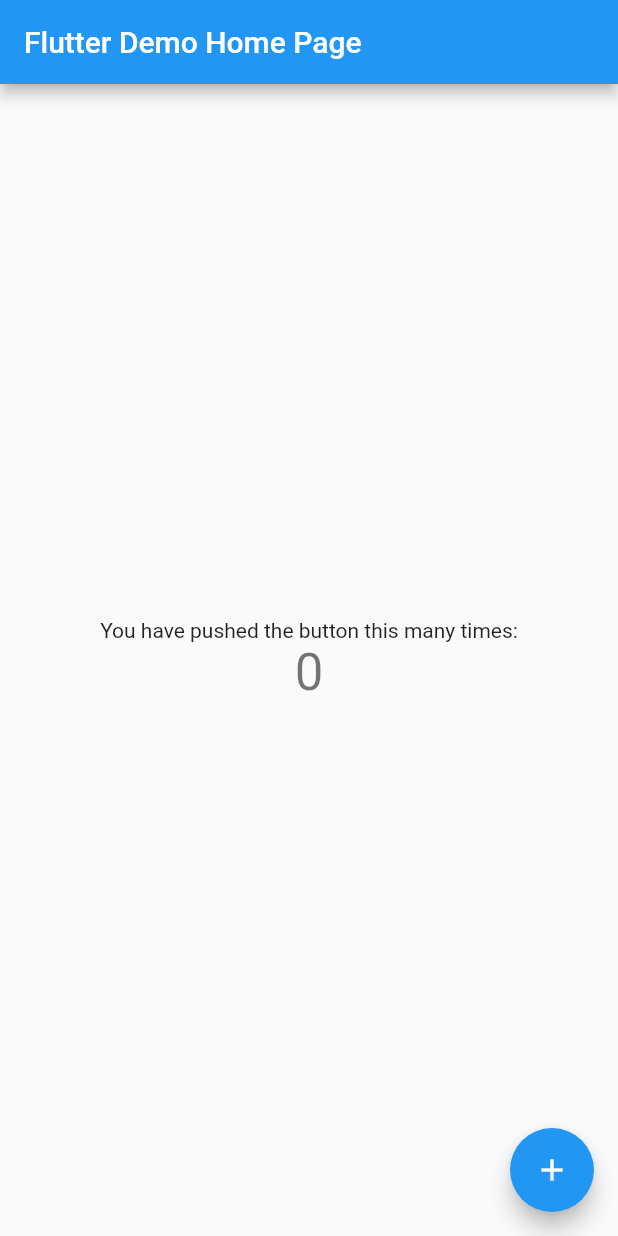
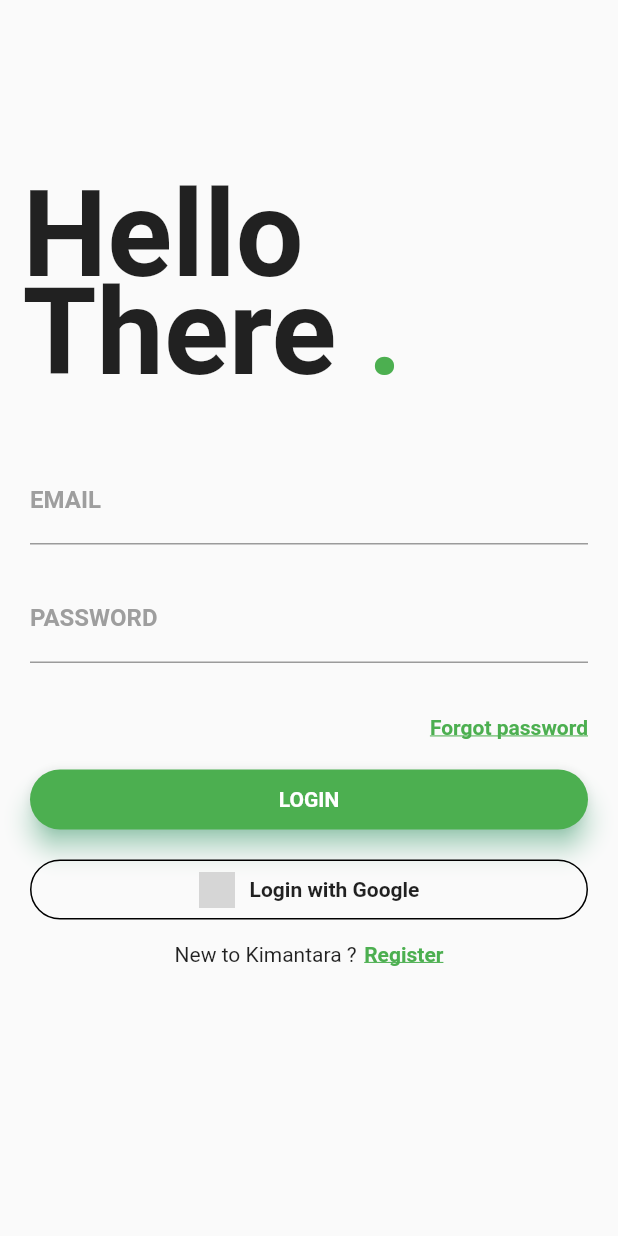
Before and after one commit to atyachari/kimantara, a Flutter app: the screen it shows after launch, on a phone screen of 412 x 824 dp. Run offline on Flutter 3.47's test engine with Material 2 defaults, Android fonts, the phone set to English and light mode, and no system bars; Roboto replaces fonts that are missing (Montserrat); grey boxes are pictures that could not be loaded.

Commit message:
added login screen

```diff
--- a/lib/main.dart
+++ b/lib/main.dart
@@ -1,111 +1,15 @@
 import 'package:flutter/material.dart';
+import 'package:kimantara/screens/login_screen.dart';
 
 void main() => runApp(MyApp());
 
 class MyApp extends StatelessWidget {
-  // This widget is the root of your application.
   @override
   Widget build(BuildContext context) {
     return MaterialApp(
-      title: 'Flutter Demo',
-      theme: ThemeData(
-        // This is the theme of your application.
-        //
-        // Try running your application with "flutter run". You'll see the
-        // application has a blue toolbar. Then, without quitting the app, try
-        // changing the primarySwatch below to Colors.green and then invoke
-        // "hot reload" (press "r" in the console where you ran "flutter run",
-        // or simply save your changes to "hot reload" in a Flutter IDE).
-        // Notice that the counter didn't reset back to zero; the application
-        // is not restarted.
-        primarySwatch: Colors.blue,
-      ),
-      home: MyHomePage(title: 'Flutter Demo Home Page'),
+      title: 'Kimantara',
+      home: MyLoginPage(),
+      debugShowCheckedModeBanner: false,
     );
   }
 }
-
-class MyHomePage extends StatefulWidget {
-  MyHomePage({Key key, this.title}) : super(key: key);
-
-  // This widget is the home page of your application. It is stateful, meaning
-  // that it has a State object (defined below) that contains fields that affect
-  // how it looks.
-
-  // This class is the configuration for the state. It holds the values (in this
-  // case the title) provided by the parent (in this case the App widget) and
-  // used by the build method of the State. Fields in a Widget subclass are
-  // always marked "final".
-
-  final String title;
-
-  @override
-  _MyHomePageState createState() => _MyHomePageState();
-}
-
-class _MyHomePageState extends State<MyHomePage> {
-  int _counter = 0;
-
-  void _incrementCounter() {
-    setState(() {
-      // This call to setState tells the Flutter framework that something has
-      // changed in this State, which causes it to rerun the build method below
-      // so that the display can reflect the updated values. If we changed
-      // _counter without calling setState(), then the build method would not be
-      // called again, and so nothing would appear to happen.
-      _counter++;
-    });
-  }
-
-  @override
-  Widget build(BuildContext context) {
-    // This method is rerun every time setState is called, for instance as done
-    // by the _incrementCounter method above.
-    //
-    // The Flutter framework has been optimized to make rerunning build methods
-    // fast, so that you can just rebuild anything that needs updating rather
-    // than having to individually change instances of widgets.
-    return Scaffold(
-      appBar: AppBar(
-        // Here we take the value from the MyHomePage object that was created by
-        // the App.build method, and use it to set our appbar title.
-        title: Text(widget.title),
-      ),
-      body: Center(
-        // Center is a layout widget. It takes a single child and positions it
-        // in the middle of the parent.
-        child: Column(
-          // Column is also a layout widget. It takes a list of children and
-          // arranges them vertically. By default, it sizes itself to fit its
-          // children horizontally, and tries to be as tall as its parent.
-          //
-          // Invoke "debug painting" (press "p" in the console, choose the
-          // "Toggle Debug Paint" action from the Flutter Inspector in Android
-          // Studio, or the "Toggle Debug Paint" command in Visual Studio Code)
-          // to see the wireframe for each widget.
-          //
-          // Column has various properties to control how it sizes itself and
-          // how it positions its children. Here we use mainAxisAlignment to
-          // center the children vertically; the main axis here is the vertical
-          // axis because Columns are vertical (the cross axis would be
-          // horizontal).
-          mainAxisAlignment: MainAxisAlignment.center,
-          children: <Widget>[
-            Text(
-              'You have pushed the button this many times:',
-            ),
-            Text(
-              '$_counter',
-              style: Theme.of(context).textTheme.display1,
-            ),
-          ],
-        ),
-      ),
-      floatingActionButton: FloatingActionButton(
-        onPressed: _incrementCounter,
-        tooltip: 'Increment',
-        child: Icon(Icons.add),
-      ), // This trailing comma makes auto-formatting nicer for build methods.
-    );
-  }
-}
--- /dev/null
+++ b/lib/screens/login_screen.dart
@@ -0,0 +1,167 @@
+import 'package:flutter/material.dart';
+
+class MyLoginPage extends StatefulWidget {
+  @override
+  _MyLoginPageState createState() => new _MyLoginPageState();
+
+}
+
+class _MyLoginPageState extends State<MyLoginPage> {
+  @override
+  Widget build(BuildContext context) {
+    return Scaffold(
+
+      body: SingleChildScrollView(
+          child: GestureDetector(
+            onTap: () {
+              FocusScope.of(context).requestFocus(new FocusNode());
+            },
+            child: Column(
+            crossAxisAlignment: CrossAxisAlignment.start,
+            children: <Widget>[
+              Container(
+                child: Stack(
+                  children: <Widget>[
+                    Container(
+                      padding: EdgeInsets.fromLTRB(15.0, 110.0, 0.0, 0.0),
+                      child: Text('Hello', style: TextStyle(fontSize: 80.0,fontWeight: FontWeight.bold),)
+                    ),
+                    Container(
+                      padding: EdgeInsets.fromLTRB(15.0, 175.0, 0.0, 0.0),
+                      child: Text('There', style: TextStyle(fontSize: 80.0, fontWeight: FontWeight.bold),)
+                    ),
+                    Container(
+                      padding: EdgeInsets.fromLTRB(245.0, 175.0, 0.0, 0.0),
+                      child: Text('.', style: TextStyle(fontSize: 80.0,fontWeight: FontWeight.bold,color: Colors.green,),)
+                    ),
+                  ]
+                )
+              ),
+              Container(
+                padding: EdgeInsets.only(top:35.0, left: 20.0, right: 20.0),
+                child: Column(
+                  children: <Widget>[
+                    TextField(
+                      decoration: InputDecoration(
+                        labelText: 'EMAIL',
+                        labelStyle: TextStyle(
+                          fontFamily: 'Montserrat',
+                          fontWeight: FontWeight.bold,
+                          color: Colors.grey
+                        ),
+                        focusedBorder: UnderlineInputBorder(
+                          borderSide: BorderSide(color: Colors.green)
+                        )
+                      ),
+                    ),
+                    SizedBox(height: 20.0,),
+                    TextField(
+                      decoration: InputDecoration(
+                        labelText: 'PASSWORD',
+                        labelStyle: TextStyle(
+                          fontFamily: 'Montserrat',
+                          fontWeight: FontWeight.bold,
+                          color: Colors.grey
+                        ),
+                        focusedBorder: UnderlineInputBorder(
+                          borderSide: BorderSide(color: Colors.green)
+                        )
+                      ),
+                      obscureText: true,
+                    ),
+                    SizedBox(height: 20.0,),
+                    Container(
+                      alignment: Alignment(1.0, 0.0),
+                      padding: EdgeInsets.only(top: 15.0, left: 20.0, ),
+                      child: InkWell(
+                        child: Text('Forgot password',
+                          style: TextStyle(
+                            color: Colors.green,
+                            fontWeight: FontWeight.bold,
+                            fontFamily: 'Montserrat',
+                            decoration: TextDecoration.underline
+                          ),
+                        ),
+                      ),
+                    ),
+                    SizedBox(height: 20.0,),
+                    Container(
+                      height: 40.0,
+                      child: Material(
+                        borderRadius: BorderRadius.circular(20.0),
+                        shadowColor: Colors.greenAccent,
+                        color: Colors.green,
+                        elevation: 7.0,
+                        child: GestureDetector(
+                          onTap: () {
+                            Navigator.of(context).pushNamed('/home');
+                          },
+                          child: Center(
+                            child: Text('LOGIN',style: TextStyle(color: Colors.white,fontWeight: FontWeight.bold,fontFamily: 'Montserrat'),),
+                          ),
+                        ),
+                      ),
+                    ),
+                    SizedBox(height: 20.0),
+                    Container(
+                      height: 40.0,
+                      color: Colors.transparent,
+                      child: Container(
+                        decoration: BoxDecoration(
+                          border: Border.all(
+                            color: Colors.black,
+                            style: BorderStyle.solid,
+                            width: 1.0
+                          ),
+                          color: Colors.transparent,
+                          borderRadius: BorderRadius.circular(20.0)
+                        ),
+                        child: Row(
+                          mainAxisAlignment: MainAxisAlignment.center,
+                          children: <Widget>[
+                            Center(
+                              child: ImageIcon(AssetImage('assets/logos/google.jpg')),
+                            ),
+                            SizedBox(width: 10.0),
+                            Center(
+                              child: Text(
+                                "Login with Google",
+                                style: TextStyle(
+                                  fontWeight: FontWeight.bold,
+                                  fontFamily: 'Montserrat'
+                                ),
+                              ),
+                            )
+                          ],
+                        ),
+                      ),
+                    )
+                  ],
+                  )
+              ),
+              SizedBox( height: 15.0,),
+              Row(
+                mainAxisAlignment: MainAxisAlignment.center,
+                children: <Widget>[
+                  Text(
+                    "New to Kimantara ?",
+                    style: TextStyle(
+                      fontFamily: 'Montserrat'
+                    ),
+                  ),
+                  SizedBox(width: 5.0,),
+                  InkWell(
+                    onTap: () {
+                      Navigator.of(context).pushNamed('/signup');
+                    },
+                    child: Text('Register',style: TextStyle(color: Colors.green,fontFamily: 'Montserrat',fontWeight: FontWeight.bold,decoration: TextDecoration.underline),),
+                  ),
+                ],
+              ),
+            ],
+        ),
+          ),
+      )
+    );
+  }
+}
```
